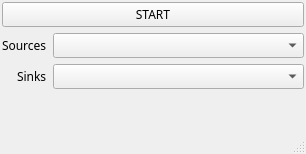
Old version of the form concept_A/GuiMediaFusion/PreLaunchSettings.ui in the repository ahr2042/Concept-A.
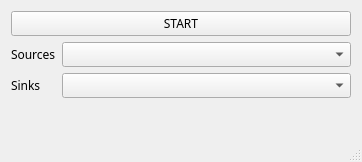
New version of the form.

Commit message: - create main stream ui

```diff
--- a/concept_A/GuiMediaFusion/PreLaunchSettings.ui
+++ b/concept_A/GuiMediaFusion/PreLaunchSettings.ui
@@ -6,8 +6,8 @@
    <rect>
     <x>0</x>
     <y>0</y>
-    <width>306</width>
-    <height>154</height>
+    <width>362</width>
+    <height>162</height>
    </rect>
   </property>
   <property name="windowTitle">
@@ -17,34 +17,7 @@
    <string notr="true"/>
   </property>
   <widget class="QWidget" name="centralWidget">
-   <layout class="QHBoxLayout" name="horizontalLayout_2">
-    <property name="leftMargin">
-     <number>2</number>
-    </property>
-    <property name="topMargin">
-     <number>2</number>
-    </property>
-    <property name="rightMargin">
-     <number>2</number>
-    </property>
-    <property name="bottomMargin">
-     <number>2</number>
-    </property>
-    <item>
-     <widget class="QWidget" name="widget" native="true">
-      <layout class="QHBoxLayout" name="horizontalLayout_3">
-       <property name="leftMargin">
-        <number>0</number>
-       </property>
-       <property name="topMargin">
-        <number>0</number>
-       </property>
-       <property name="rightMargin">
-        <number>0</number>
-       </property>
-       <property name="bottomMargin">
-        <number>0</number>
-       </property>
+   <layout class="QVBoxLayout" name="verticalLayout_2">
        <item>
         <widget class="QWidget" name="widget_2" native="true">
          <layout class="QVBoxLayout" name="verticalLayout">
@@ -61,8 +34,6 @@
            <number>0</number>
           </property>
           <item>
-           <layout class="QHBoxLayout" name="horizontalLayout">
-            <item>
              <widget class="QPushButton" name="turnOnPushButton">
               <property name="font">
                <font>
@@ -74,13 +45,8 @@
               </property>
              </widget>
             </item>
-           </layout>
-          </item>
           <item>
            <layout class="QFormLayout" name="formLayout">
-            <property name="labelAlignment">
-             <set>Qt::AlignmentFlag::AlignRight|Qt::AlignmentFlag::AlignTrailing|Qt::AlignmentFlag::AlignVCenter</set>
-            </property>
             <item row="0" column="0">
              <widget class="QLabel" name="sourcesLabel">
               <property name="font">
@@ -130,9 +96,6 @@
        </item>
       </layout>
      </widget>
-    </item>
-   </layout>
-  </widget>
   <widget class="QMenuBar" name="menuBar">
    <property name="geometry">
     <rect>
```
Left out of the diff: 37 changed lines with no effect on the pictures. Lines whose indentation alone changed are shown as unchanged. The commit also changes 3 other files.
